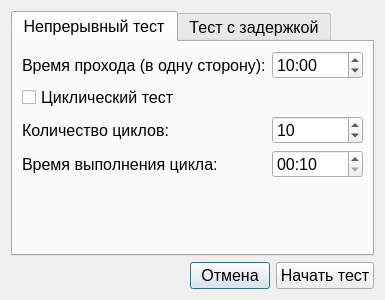
Qt form MainTestSettings.ui (Rekvim/MpiSki) before a commit.
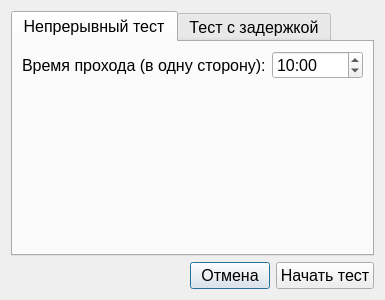
The same form after that commit.

Diff of the .ui file:
```diff
--- a/MainTestSettings.ui
+++ b/MainTestSettings.ui
@@ -72,109 +72,6 @@
           </widget>
          </item>
          <item row="1" column="0">
-          <widget class="QCheckBox" name="checkBox_cyclic_test">
-           <property name="text">
-            <string>Циклический тест</string>
-           </property>
-          </widget>
-         </item>
-         <item row="2" column="0">
-          <widget class="QLabel" name="label_7">
-           <property name="text">
-            <string>Количество циклов:</string>
-           </property>
-          </widget>
-         </item>
-         <item row="2" column="1">
-          <widget class="QSpinBox" name="spinBox_num_cycles">
-           <property name="maximum">
-            <number>100</number>
-           </property>
-           <property name="value">
-            <number>10</number>
-           </property>
-          </widget>
-         </item>
-         <item row="3" column="0">
-          <widget class="QLabel" name="label_8">
-           <property name="text">
-            <string>Время выполнения цикла:</string>
-           </property>
-          </widget>
-         </item>
-         <item row="3" column="1">
-          <widget class="QTimeEdit" name="timeEdit_cycle_time">
-           <property name="date">
-            <date>
-             <year>2000</year>
-             <month>1</month>
-             <day>2</day>
-            </date>
-           </property>
-           <property name="maximumDateTime">
-            <datetime>
-             <hour>0</hour>
-             <minute>5</minute>
-             <second>0</second>
-             <year>2000</year>
-             <month>1</month>
-             <day>2</day>
-            </datetime>
-           </property>
-           <property name="minimumDateTime">
-            <datetime>
-             <hour>0</hour>
-             <minute>0</minute>
-             <second>5</second>
-             <year>2000</year>
-             <month>1</month>
-             <day>2</day>
-            </datetime>
-           </property>
-           <property name="maximumDate">
-            <date>
-             <year>2000</year>
-             <month>1</month>
-             <day>2</day>
-            </date>
-           </property>
-           <property name="minimumDate">
-            <date>
-             <year>2000</year>
-             <month>1</month>
-             <day>2</day>
-            </date>
-           </property>
-           <property name="maximumTime">
-            <time>
-             <hour>0</hour>
-             <minute>5</minute>
-             <second>0</second>
-            </time>
-           </property>
-           <property name="minimumTime">
-            <time>
-             <hour>0</hour>
-             <minute>0</minute>
-             <second>5</second>
-            </time>
-           </property>
-           <property name="currentSection">
-            <enum>QDateTimeEdit::Section::MinuteSection</enum>
-           </property>
-           <property name="displayFormat">
-            <string>mm:ss</string>
-           </property>
-           <property name="time">
-            <time>
-             <hour>0</hour>
-             <minute>0</minute>
-             <second>10</second>
-            </time>
-           </property>
-          </widget>
-         </item>
-         <item row="4" column="0">
           <spacer name="verticalSpacer">
            <property name="orientation">
             <enum>Qt::Orientation::Vertical</enum>
```
Left out of the diff: 3 changed lines with no effect on the pictures.
